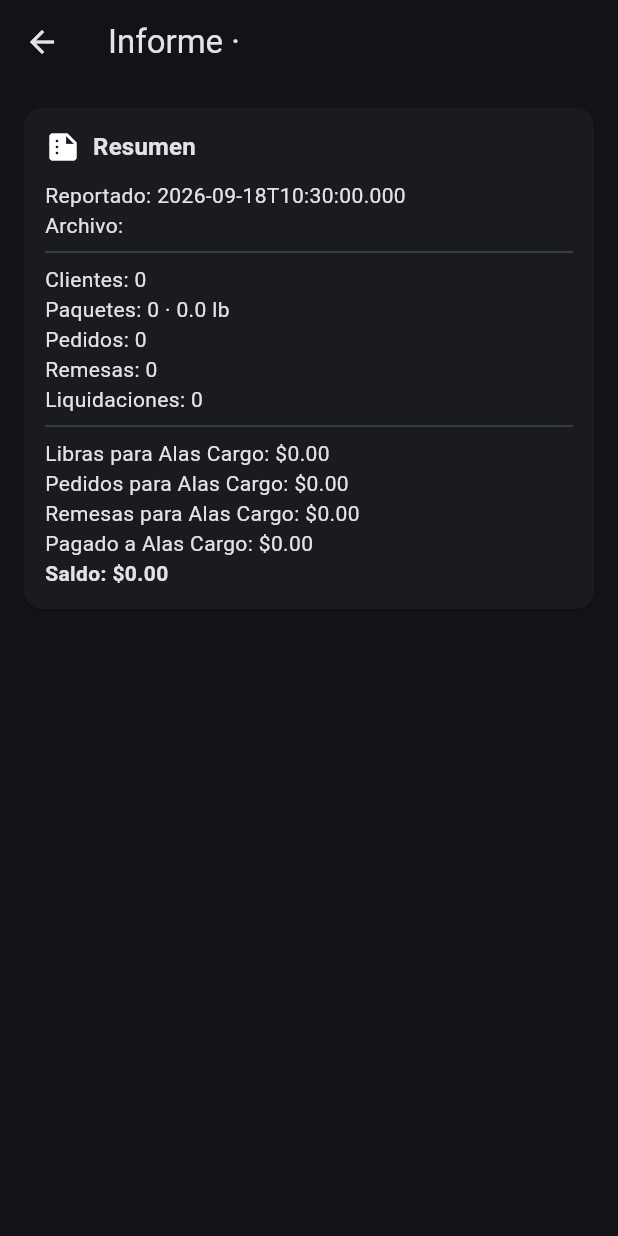
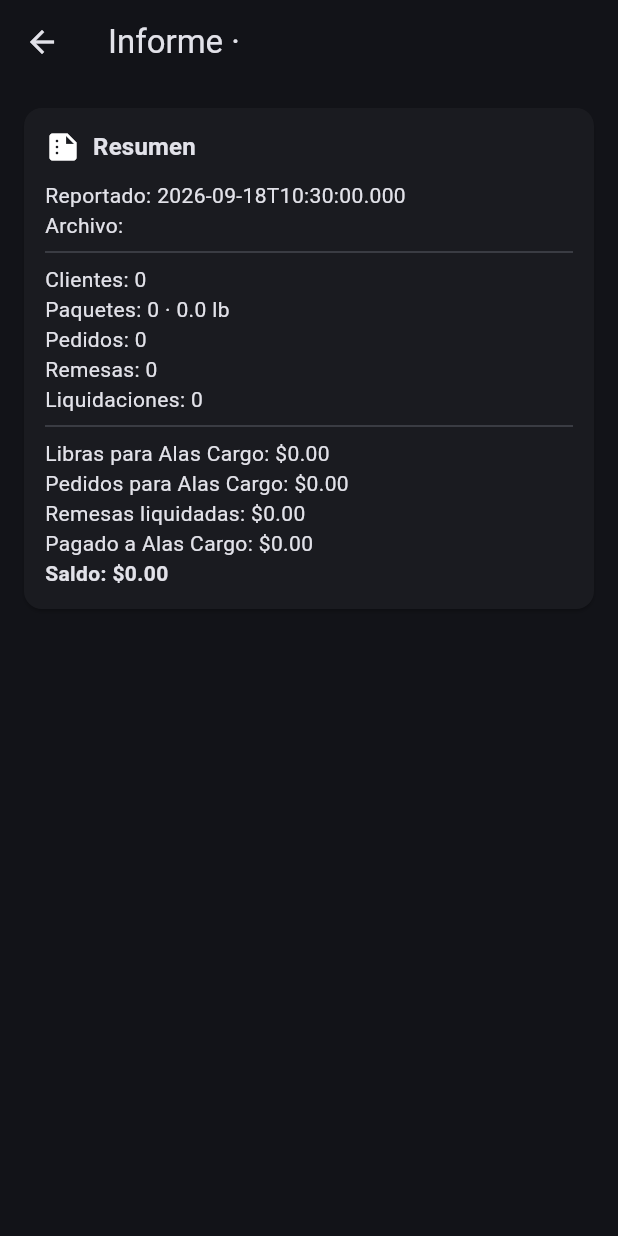
Before and after one commit to angeljo0801/Negocio, a Flutter app: the AgentReportPage screen opened directly with empty values, on a phone screen of 412 x 824 dp. Run offline on Flutter 3.47's test engine with Material 3 defaults, Android fonts, the light colour scheme and no system bars; our stand-ins replace cross_file, file_picker, flutter_secure_storage, image_picker, pdf, share_plus and 1 more; missing offline and left inert: google_mlkit_text_recognition, mobile_scanner; accounts and stored records are empty.

Commit message:
Actualizar cálculo de agentes con remesas liquidadas

```diff
--- a/paqueteria/lib/agents.dart
+++ b/paqueteria/lib/agents.dart
@@ -29,16 +29,16 @@ double agentShippingDue(Map<String, dynamic>? report) {
 }
 
 double agentOrdersDue(Map<String, dynamic>? report) =>
-    _reportList(_reportData(report), 'orders').fold<double>(0, (sum, e) => sum + number(e['ownerDue']));
+    _reportList(_reportData(report), 'orders').fold<double>(0, (sum, e) => sum + (e.containsKey('storeCost') ? number(e['storeCost']) : number(e['ownerDue'])));
 
-double agentRemittancesDue(Map<String, dynamic>? report) =>
-    _reportList(_reportData(report), 'remittances').fold<double>(0, (sum, e) => sum + number(e['ownerDue']));
+double agentRemittancesLiquidated(Map<String, dynamic>? report) =>
+    _reportList(_reportData(report), 'remittances').fold<double>(0, (sum, e) => sum + number(e['returnedToAlasCargo'] ?? e['ownerDue']));
 
 double agentSettled(Map<String, dynamic>? report) =>
     _reportList(_reportData(report), 'settlements').fold<double>(0, (sum, e) => sum + number(e['amount']));
 
 double agentBalanceFromReport(Map<String, dynamic>? report) =>
-    agentShippingDue(report) + agentOrdersDue(report) + agentRemittancesDue(report) - agentSettled(report);
+    agentShippingDue(report) + agentOrdersDue(report) - agentRemittancesLiquidated(report) - agentSettled(report);
 
 double agentPackageWeight(Map<String, dynamic>? report) =>
     _reportList(_reportData(report), 'packages').fold<double>(0, (sum, e) => sum + number(e['weightLb']));
@@ -468,7 +468,7 @@ class _AgentDetailPageState extends State<AgentDetailPage> {
             const Divider(),
             Text('Por libras: ${money(agentShippingDue(latest))}'),
             Text('Por pedidos: ${money(agentOrdersDue(latest))}'),
-            Text('Por remesas: ${money(agentRemittancesDue(latest))}'),
+            Text('Remesas liquidadas: ${money(agentRemittancesLiquidated(latest))}'),
             Text('Liquidado: ${money(agentSettled(latest))}'),
             Text('Saldo contigo: ${money(agentBalanceFromReport(latest))}', style: const TextStyle(fontWeight: FontWeight.bold)),
           ]),
@@ -494,7 +494,7 @@ class _AgentDetailPageState extends State<AgentDetailPage> {
                   title: Text('${_agentClientName(data, e['clientId'])} · ${e['store'] ?? ''}'),
                   subtitle: Text('${e['description'] ?? ''}\n${e['status'] ?? ''}'),
                   isThreeLine: true,
-                  trailing: Text('Debe: ${money(number(e['ownerDue']))}'),
+                  trailing: Text('Debe: ${money(e.containsKey('storeCost') ? number(e['storeCost']) : number(e['ownerDue']))}'),
                 ),
             ],
           ),
@@ -506,7 +506,7 @@ class _AgentDetailPageState extends State<AgentDetailPage> {
                 ListTile(
                   title: Text('${_agentClientName(data, e['clientId'])} → ${e['beneficiary'] ?? ''}'),
                   subtitle: Text('${e['status'] ?? ''}'),
-                  trailing: Text('Debe: ${money(number(e['ownerDue']))}'),
+                  trailing: Text('Devuelto: ${money(number(e['returnedToAlasCargo'] ?? e['ownerDue']))}'),
                 ),
             ],
           ),
@@ -570,7 +570,7 @@ class AgentReportPage extends StatelessWidget {
           const Divider(),
           Text('Libras para Alas Cargo: ${money(agentShippingDue(report))}'),
           Text('Pedidos para Alas Cargo: ${money(agentOrdersDue(report))}'),
-          Text('Remesas para Alas Cargo: ${money(agentRemittancesDue(report))}'),
+          Text('Remesas liquidadas: ${money(agentRemittancesLiquidated(report))}'),
           Text('Pagado a Alas Cargo: ${money(agentSettled(report))}'),
           Text('Saldo: ${money(agentBalanceFromReport(report))}', style: const TextStyle(fontWeight: FontWeight.bold)),
         ]),
@@ -588,7 +588,7 @@ class AgentReportPage extends StatelessWidget {
             ListTile(
               title: Text('${_agentClientName(data, e['clientId'])} · ${e['store'] ?? ''}'),
               subtitle: Text('${e['description'] ?? ''}'),
-              trailing: Text(money(number(e['ownerDue']))),
+              trailing: Text('Devuelto: ${money(number(e['returnedToAlasCargo'] ?? e['ownerDue']))}'),
             ),
         ],
         if (remittances.isNotEmpty) ...[
```
